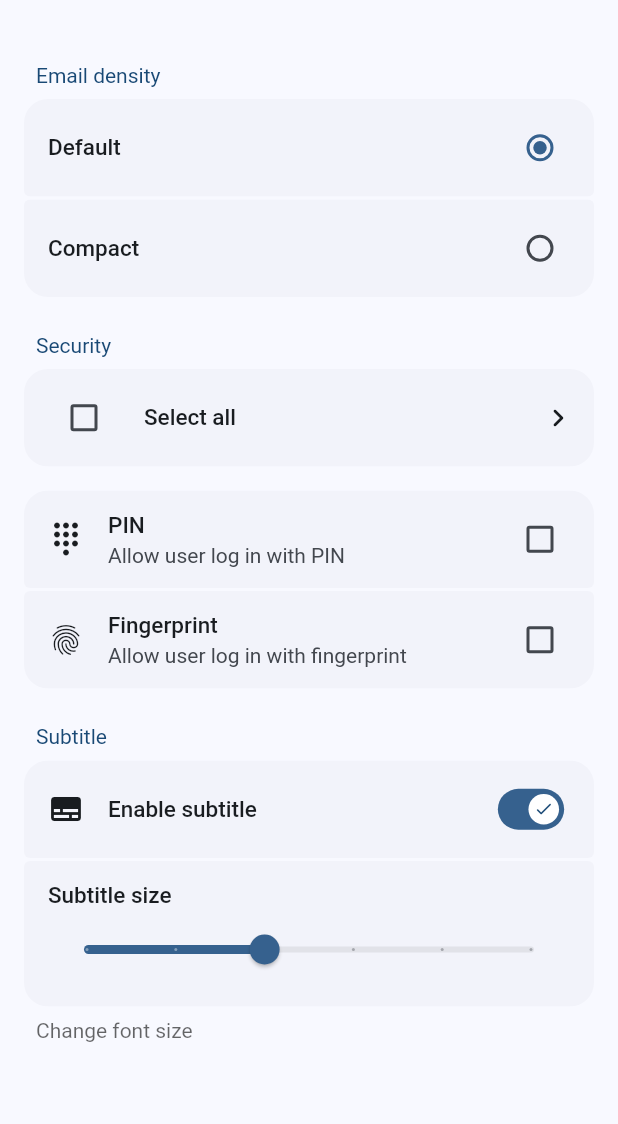
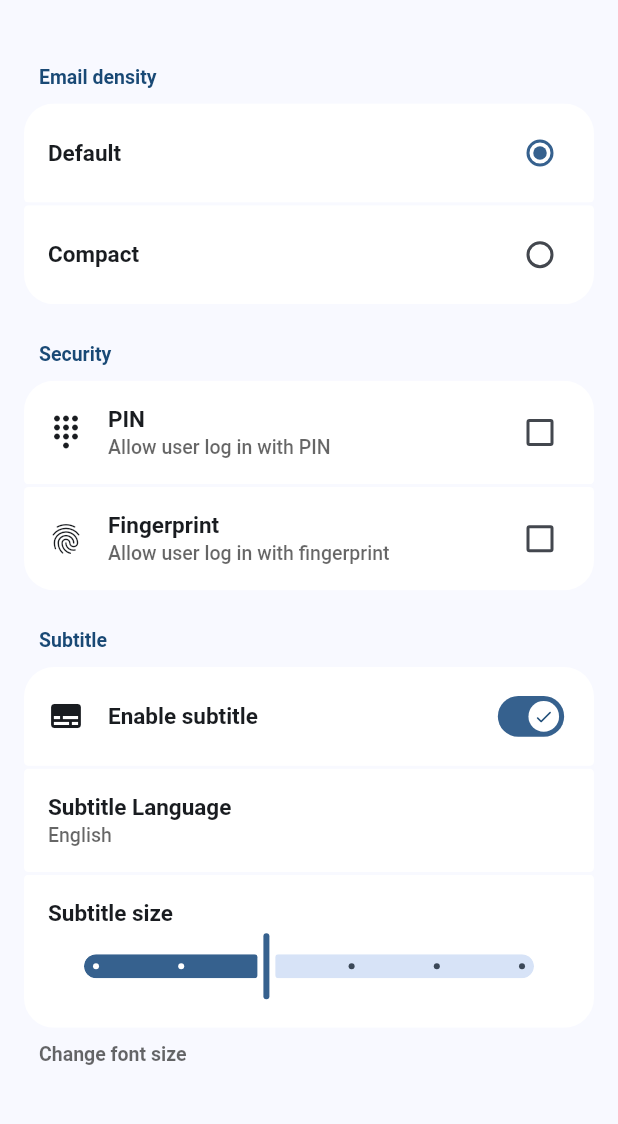
Before and after one commit to ErBWs/card-settings-ui, a Flutter app: the screen it shows after launch, on a phone screen of 412 x 824 dp, the part 63-1187 px from its top. Run offline on Flutter 3.47's test engine with Material 3 defaults, Android fonts, the phone set to English and light mode, and no system bars.

Commit message:
fix: more android 16 like

```diff
--- a/example/lib/main.dart
+++ b/example/lib/main.dart
@@ -79,29 +79,6 @@ class _SettingsPageState extends State<SettingsPage> {
           SettingsSection(
             title: Text('Security'),
             tiles: <SettingsTile>[
-              SettingsTile.navigation(
-                onPressed: (_) =>
-                    showToast(context, 'Click checkbox in front to select all'),
-                leading: Checkbox(
-                  value: selectAll,
-                  onChanged: (_) {
-                    if (selectAll == null || selectAll == true) {
-                      selectAll = false;
-                      securityItem.fillRange(0, securityItem.length, false);
-                    } else {
-                      selectAll = true;
-                      securityItem.fillRange(0, securityItem.length, true);
-                    }
-                    setState(() {});
-                  },
-                  tristate: true,
-                ),
-                title: Text('Select all'),
-              ),
-            ],
-          ),
-          SettingsSection(
-            tiles: <SettingsTile>[
               SettingsTile.checkboxTile(
                 onToggle: (value) {
                   securityItem[0] = value ?? !securityItem[0]!;
@@ -139,9 +116,15 @@ class _SettingsPageState extends State<SettingsPage> {
                 leading: Icon(Icons.subtitles),
                 title: Text('Enable subtitle'),
               ),
+              SettingsTile.navigation(
+                onPressed: (_) {},
+                title: Text('Subtitle Language'),
+                description: Text('English'),
+              ),
               SettingsTile(
                 title: Text('Subtitle size'),
                 description: Slider(
+                  year2023: false,
                   value: size,
                   min: 10,
                   max: 15,
@@ -160,16 +143,6 @@ class _SettingsPageState extends State<SettingsPage> {
       ),
     );
   }
-
-  void showToast(BuildContext context, String message) {
-    ScaffoldMessenger.of(context)
-      ..removeCurrentSnackBar()
-      ..showSnackBar(
-        SnackBar(
-          content: Text(message),
-        ),
-      );
-  }
 }
 
 const List<String> densityList = [
--- a/lib/section/settings_section.dart
+++ b/lib/section/settings_section.dart
@@ -27,11 +27,12 @@ class SettingsSection extends AbstractSettingsSection {
         children: [
           if (title != null)
             Padding(
-              padding: const EdgeInsets.all(8),
+              padding: const EdgeInsets.all(10),
               child: DefaultTextStyle(
                 style: TextStyle(
-                  fontSize: 14,
+                  fontSize: 13,
                   color: Theme.of(context).colorScheme.onPrimaryContainer,
+                  fontWeight: FontWeight.w600,
                 ),
                 child: title!,
               ),
@@ -39,11 +40,12 @@ class SettingsSection extends AbstractSettingsSection {
           tileList,
           if (bottomInfo != null)
             Padding(
-              padding: const EdgeInsets.all(8),
+              padding: const EdgeInsets.all(10),
               child: DefaultTextStyle(
                 style: TextStyle(
-                  fontSize: 14,
+                  fontSize: 13,
                   color: Theme.of(context).hintColor,
+                  fontWeight: FontWeight.w600,
                 ),
                 child: bottomInfo!,
               ),
--- a/lib/tile/settings_tile.dart
+++ b/lib/tile/settings_tile.dart
@@ -115,7 +115,7 @@ class SettingsTile<T> extends AbstractSettingsTile {
   /// A function that is called by tap on a radio button
   late final Function(T?)? onChanged;
 
-  /// The widget displayed by the left of navigation icon
+  /// The text displayed at the end of the tile
   late final Widget? value;
 
   /// The bool value used by switch
@@ -153,12 +153,12 @@ class SettingsTile<T> extends AbstractSettingsTile {
       children: [
         ClipRRect(
           borderRadius: BorderRadius.vertical(
-            top: Radius.circular(settingsTileInfo.isTopTile ? 16 : 4),
-            bottom: Radius.circular(settingsTileInfo.isBottomTile ? 16 : 4),
+            top: Radius.circular(settingsTileInfo.isTopTile ? 20 : 3),
+            bottom: Radius.circular(settingsTileInfo.isBottomTile ? 20 : 3),
           ),
           child: buildTileContent(context),
         ),
-        if (settingsTileInfo.needDivider) SizedBox(height: 2),
+        if (settingsTileInfo.needDivider) SizedBox(height: isDesktop ? 2 : 1.8),
       ],
     );
   }
@@ -179,7 +179,10 @@ class SettingsTile<T> extends AbstractSettingsTile {
 
   Widget buildTitle(BuildContext context) {
     return Padding(
-      padding: EdgeInsetsDirectional.symmetric(vertical: 14, horizontal: 16),
+      padding: EdgeInsetsDirectional.symmetric(
+        vertical: description != null ? 17 : 24,
+        horizontal: 16,
+      ),
       child: Column(
         mainAxisAlignment: MainAxisAlignment.center,
         crossAxisAlignment: CrossAxisAlignment.start,
@@ -189,19 +192,20 @@ class SettingsTile<T> extends AbstractSettingsTile {
               color: enabled
                   ? Theme.of(context).colorScheme.onSurface
                   : Theme.of(context).disabledColor,
-              fontWeight: FontWeight.w500,
+              fontWeight: FontWeight.w600,
               fontSize: 15,
             ),
             child: title,
           ),
           if (description != null) ...[
-            const SizedBox(height: 3),
+            const SizedBox(height: 2),
             DefaultTextStyle(
               style: TextStyle(
                 color: enabled
-                    ? Theme.of(context).colorScheme.onSurfaceVariant
+                    ? Theme.of(context).hintColor
                     : Theme.of(context).disabledColor,
-                fontSize: 14,
+                fontWeight: FontWeight.w500,
+                fontSize: 13,
               ),
               child: description!,
             ),
@@ -250,23 +254,16 @@ class SettingsTile<T> extends AbstractSettingsTile {
             ),
           ),
         if (value != null)
-          DefaultTextStyle(
+          Padding(
+            padding: const EdgeInsets.only(right: 16),
+            child: DefaultTextStyle(
               style: TextStyle(
                 color: enabled
-                  ? Theme.of(context).colorScheme.onSurfaceVariant
+                    ? Theme.of(context).hintColor
                     : Theme.of(context).disabledColor,
                 fontSize: 14,
               ),
               child: value!,
-          ),
-        if (tileType == SettingsTileType.navigationTile)
-          Padding(
-            padding: const EdgeInsets.only(left: 2, right: 12),
-            child: Icon(
-              Icons.keyboard_arrow_right_rounded,
-              color: enabled
-                  ? Theme.of(context).colorScheme.onSurface
-                  : Theme.of(context).disabledColor,
             ),
           ),
       ],
@@ -277,7 +274,7 @@ class SettingsTile<T> extends AbstractSettingsTile {
     // You need to wrap Ink widgets with Material to clip it properly.
     return Material(
       color: Theme.of(context).brightness == Brightness.light
-          ? Theme.of(context).colorScheme.surfaceContainerLow
+          ? Theme.of(context).colorScheme.surfaceContainerLowest
           : Theme.of(context).colorScheme.surfaceContainerHigh,
       child: InkWell(
         onTap: (enabled)
@@ -294,8 +291,6 @@ class SettingsTile<T> extends AbstractSettingsTile {
               }
             : () {},
         mouseCursor: SystemMouseCursors.click,
-        child: Container(
-          constraints: BoxConstraints(minHeight: 65),
         child: Row(
           children: [
             if (leading != null) buildLeading(context),
@@ -316,7 +311,6 @@ class SettingsTile<T> extends AbstractSettingsTile {
           ],
         ),
       ),
-      ),
     );
   }
 }
```
Also changed, not shown: assets/demo.png. Lines whose indentation alone changed are shown as unchanged.
